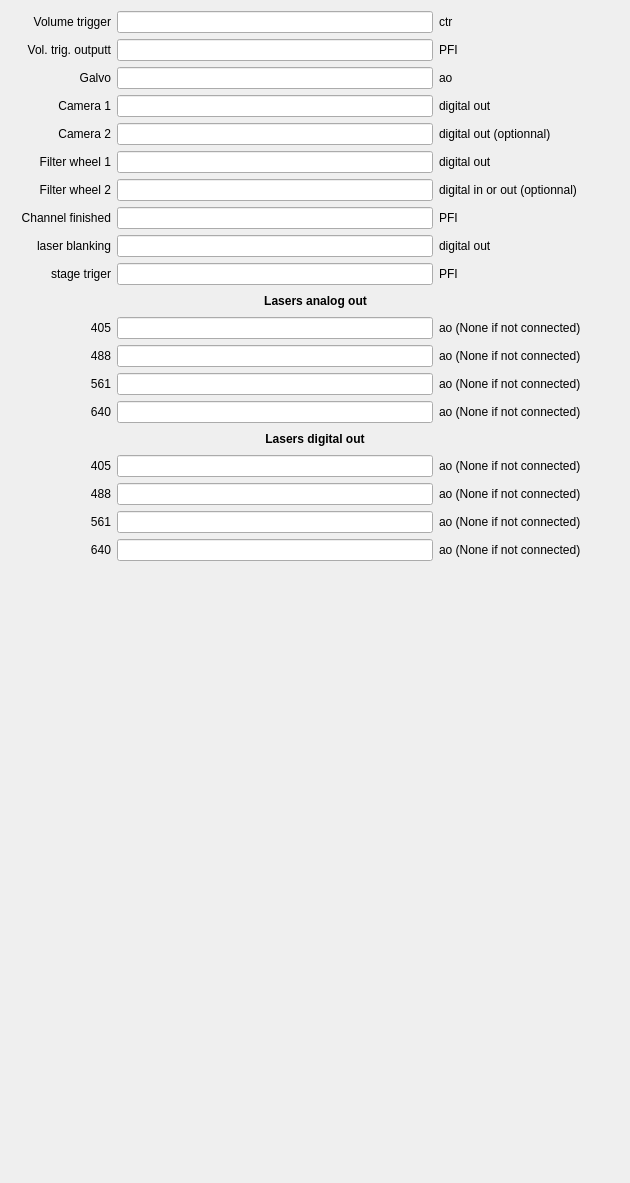
Before: the Qt Designer form widget/ui_set_DAQ.ui in thibault-brugiere/OPM_GUI, drawn with Qt 5.
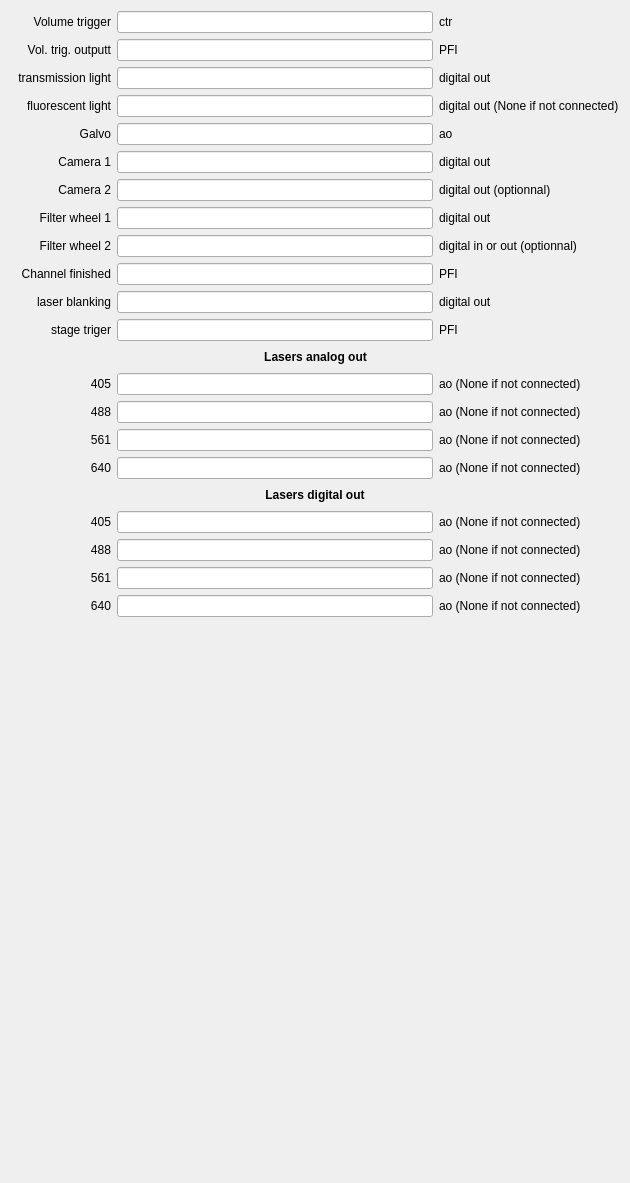
After: the same form once the commit is applied.

Diff of the .ui file:
```diff
--- a/widget/ui_set_DAQ.ui
+++ b/widget/ui_set_DAQ.ui
@@ -97,6 +97,86 @@
      </item>
     </layout>
    </item>
+   <item>
+    <layout class="QHBoxLayout" name="horizontalLayout_21">
+     <item>
+      <widget class="QLabel" name="label_transmission_light">
+       <property name="minimumSize">
+        <size>
+         <width>100</width>
+         <height>0</height>
+        </size>
+       </property>
+       <property name="text">
+        <string>transmission light</string>
+       </property>
+       <property name="alignment">
+        <set>Qt::AlignRight|Qt::AlignTrailing|Qt::AlignVCenter</set>
+       </property>
+      </widget>
+     </item>
+     <item>
+      <widget class="QLineEdit" name="lineEdit_transmission_light">
+       <property name="toolTip">
+        <string>&lt;html&gt;&lt;head/&gt;&lt;body&gt;&lt;p&gt;Trigger start of each volume&lt;/p&gt;&lt;/body&gt;&lt;/html&gt;</string>
+       </property>
+      </widget>
+     </item>
+     <item>
+      <widget class="QLabel" name="label_label_transmission_light_out">
+       <property name="minimumSize">
+        <size>
+         <width>180</width>
+         <height>0</height>
+        </size>
+       </property>
+       <property name="text">
+        <string>digital out</string>
+       </property>
+      </widget>
+     </item>
+    </layout>
+   </item>
+   <item>
+    <layout class="QHBoxLayout" name="horizontalLayout_20">
+     <item>
+      <widget class="QLabel" name="label_fluorescent_light">
+       <property name="minimumSize">
+        <size>
+         <width>100</width>
+         <height>0</height>
+        </size>
+       </property>
+       <property name="text">
+        <string>fluorescent light</string>
+       </property>
+       <property name="alignment">
+        <set>Qt::AlignRight|Qt::AlignTrailing|Qt::AlignVCenter</set>
+       </property>
+      </widget>
+     </item>
+     <item>
+      <widget class="QLineEdit" name="lineEdit_fluo_light">
+       <property name="toolTip">
+        <string>&lt;html&gt;&lt;head/&gt;&lt;body&gt;&lt;p&gt;Trigger start of each volume&lt;/p&gt;&lt;/body&gt;&lt;/html&gt;</string>
+       </property>
+      </widget>
+     </item>
+     <item>
+      <widget class="QLabel" name="label_fluorescent_light_out">
+       <property name="minimumSize">
+        <size>
+         <width>180</width>
+         <height>0</height>
+        </size>
+       </property>
+       <property name="text">
+        <string>digital out (None if not connected)</string>
+       </property>
+      </widget>
+     </item>
+    </layout>
+   </item>
    <item>
     <layout class="QHBoxLayout" name="horizontalLayout">
      <item>
```
